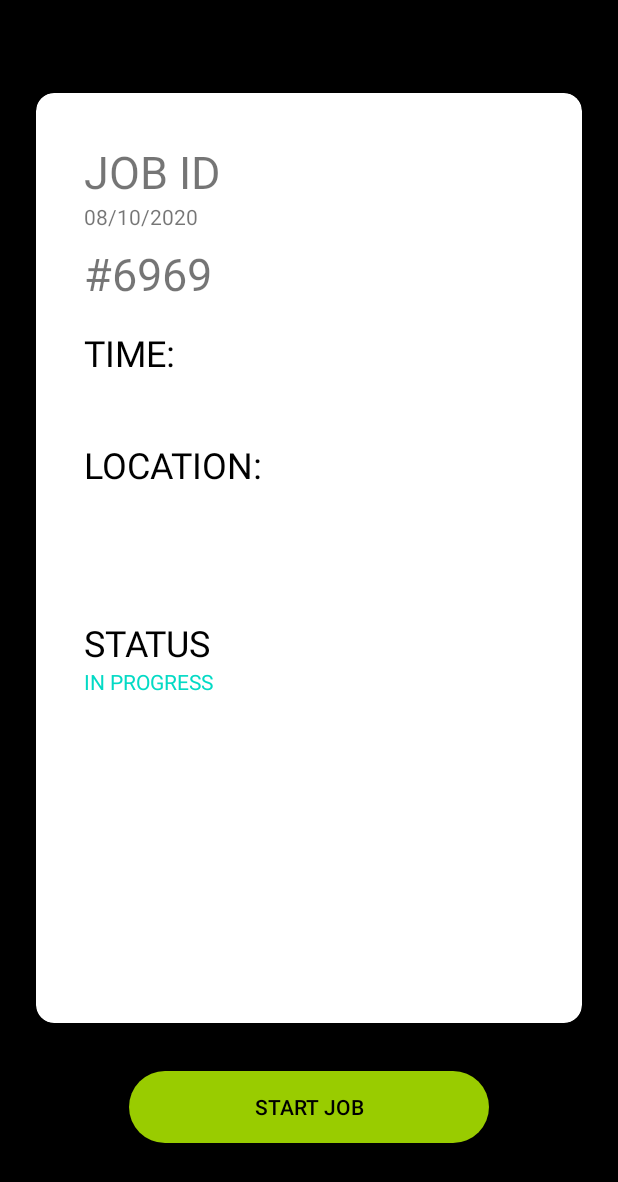
After one commit to mal977/EasyTracker, an Android app: the layout fragment_details.xml on its own in the app's theme, with its tools: preview values and no code run, on a phone screen of 412 x 824 dp. The commit adds this screen. Shown: the top 1182 px of the screen. Run offline under Robolectric (Android 15) with nearby library versions, the phone set to English and light mode, and no system bars.

Commit message:
added job details layout

```diff
--- /dev/null
+++ b/EasyTracker/app/src/main/res/drawable/btn_round.xml
@@ -0,0 +1,7 @@
+<?xml version="1.0" encoding="utf-8"?>
+<shape xmlns:android="http://schemas.android.com/apk/res/android"
+    android:shape="rectangle" android:padding="10dp">
+    <!-- you can use any color you want I used here gray color-->
+    <solid android:color="@android:color/holo_green_light"/>
+    <corners android:radius="48dp"/>
+</shape>
--- /dev/null
+++ b/EasyTracker/app/src/main/res/layout/fragment_details.xml
@@ -0,0 +1,116 @@
+<?xml version="1.0" encoding="utf-8"?>
+<androidx.constraintlayout.widget.ConstraintLayout xmlns:android="http://schemas.android.com/apk/res/android"
+    xmlns:app="http://schemas.android.com/apk/res-auto"
+    xmlns:tools="http://schemas.android.com/tools"
+    android:layout_width="match_parent"
+    android:layout_height="match_parent"
+    android:background="@color/design_default_color_on_secondary">
+
+    <androidx.cardview.widget.CardView
+        android:layout_width="match_parent"
+        android:layout_height="0dp"
+        android:layout_marginStart="24dp"
+        android:layout_marginTop="62dp"
+        android:layout_marginEnd="24dp"
+        android:layout_marginBottom="32dp"
+        app:cardCornerRadius="12dp"
+        app:layout_constraintBottom_toTopOf="@+id/btn_start_job"
+        app:layout_constraintEnd_toEndOf="parent"
+        app:layout_constraintStart_toStartOf="parent"
+        app:layout_constraintTop_toTopOf="parent">
+
+        <androidx.constraintlayout.widget.ConstraintLayout
+            android:layout_width="match_parent"
+            android:layout_height="match_parent"
+            android:padding="16dp">
+
+            <TextView
+                android:id="@+id/tv_title_job_id"
+                android:layout_width="wrap_content"
+                android:layout_height="wrap_content"
+                android:layout_marginStart="16dp"
+                android:layout_marginTop="16dp"
+                android:text="@string/job_id"
+                android:textSize="30sp"
+                app:layout_constraintStart_toStartOf="parent"
+                app:layout_constraintTop_toTopOf="parent" />
+
+            <TextView
+                android:id="@+id/tv_job_date"
+                android:layout_width="wrap_content"
+                android:layout_height="wrap_content"
+                app:layout_constraintStart_toStartOf="@+id/tv_title_job_id"
+                app:layout_constraintTop_toBottomOf="@+id/tv_title_job_id"
+                tools:text="08/10/2020" />
+
+            <TextView
+                android:id="@+id/tv_job_id"
+                android:layout_width="wrap_content"
+                android:layout_height="wrap_content"
+                android:layout_marginTop="8dp"
+                android:text="TextView"
+                android:textSize="30sp"
+                app:layout_constraintStart_toStartOf="@+id/tv_job_date"
+                app:layout_constraintTop_toBottomOf="@+id/tv_job_date"
+                tools:text="#6969" />
+
+            <TextView
+                android:id="@+id/tv_title_time"
+                android:layout_width="wrap_content"
+                android:layout_height="wrap_content"
+                android:layout_marginTop="16dp"
+                android:text="@string/time"
+                android:textColor="@color/design_default_color_on_secondary"
+                android:textSize="24sp"
+                app:layout_constraintStart_toStartOf="@+id/tv_job_id"
+                app:layout_constraintTop_toBottomOf="@+id/tv_job_id" />
+
+            <TextView
+                android:id="@+id/tv_title_location"
+                android:layout_width="wrap_content"
+                android:layout_height="wrap_content"
+                android:layout_marginTop="42dp"
+                android:text="@string/location"
+                android:textColor="@color/design_default_color_on_secondary"
+                android:textSize="24sp"
+                app:layout_constraintStart_toStartOf="@+id/tv_title_time"
+                app:layout_constraintTop_toBottomOf="@+id/tv_title_time" />
+
+            <TextView
+                android:id="@+id/tv_title_location2"
+                android:layout_width="wrap_content"
+                android:layout_height="wrap_content"
+                android:layout_marginTop="86dp"
+                android:text="@string/status"
+                android:textColor="@color/design_default_color_on_secondary"
+                android:textSize="24sp"
+                app:layout_constraintStart_toStartOf="@+id/tv_title_location"
+                app:layout_constraintTop_toBottomOf="@+id/tv_title_location" />
+
+            <TextView
+                android:id="@+id/tv_status"
+                android:layout_width="wrap_content"
+                android:layout_height="wrap_content"
+                android:text="TextView"
+                android:textColor="@color/colorAccent"
+                app:layout_constraintStart_toStartOf="@+id/tv_title_location2"
+                app:layout_constraintTop_toBottomOf="@+id/tv_title_location2"
+                tools:text="IN PROGRESS" />
+        </androidx.constraintlayout.widget.ConstraintLayout>
+    </androidx.cardview.widget.CardView>
+
+    <Button
+        android:id="@+id/btn_start_job"
+        android:layout_width="0dp"
+        android:layout_height="wrap_content"
+        android:layout_marginStart="86dp"
+        android:layout_marginEnd="86dp"
+        android:layout_marginBottom="62dp"
+        android:background="@drawable/btn_round"
+        android:text="@string/start_job"
+        android:textColor="@color/design_default_color_on_secondary"
+        app:layout_constraintBottom_toBottomOf="parent"
+        app:layout_constraintEnd_toEndOf="parent"
+        app:layout_constraintStart_toStartOf="parent" />
+
+</androidx.constraintlayout.widget.ConstraintLayout>
--- a/EasyTracker/app/src/main/res/values/strings.xml
+++ b/EasyTracker/app/src/main/res/values/strings.xml
@@ -26,4 +26,11 @@
     <string name="all_jobs">All Jobs</string>
     <string name="start_new_job">Start New Job</string>
     <string name="history">History</string>
+
+    //Job Details Fragment
+    <string name="start_job">Start Job</string>
+    <string name="job_id">JOB ID</string>
+    <string name="time">TIME:</string>
+    <string name="location">LOCATION:</string>
+    <string name="status">STATUS</string>
 </resources>
```
